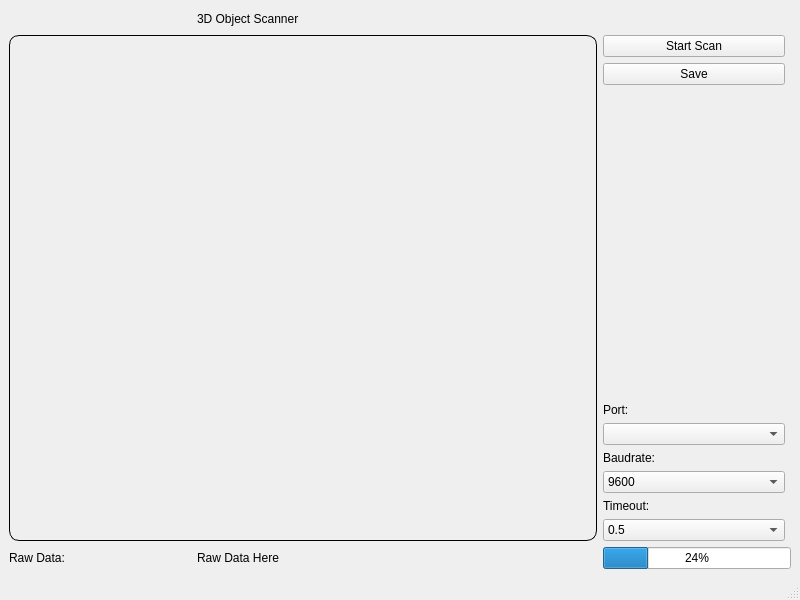
Before: the Qt Designer form Assets/scanner.ui in PMcTwist/Object-Scanner, drawn with Qt 5.
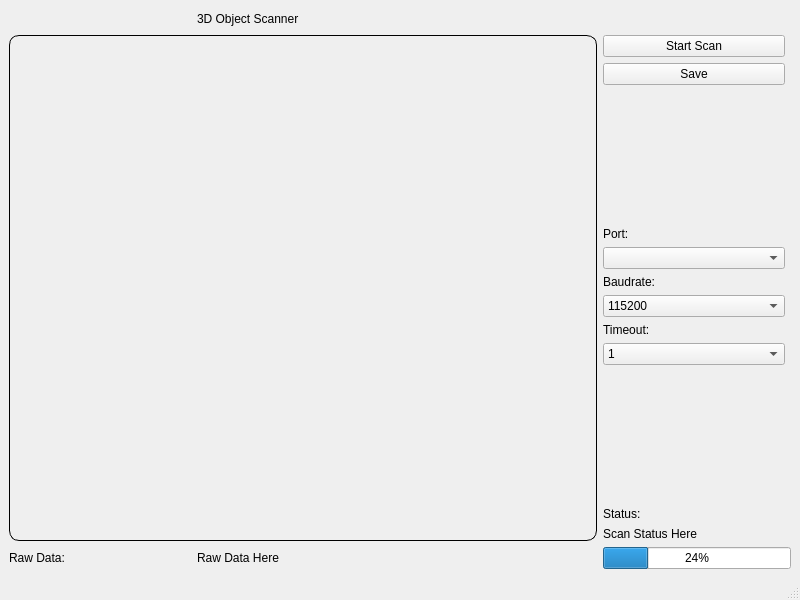
After: the same form once the commit is applied.

Commit message:
-Set the default connection settings to match to what we have the arduino set to
P@

The edit to the form file:
```diff
--- a/Assets/scanner.ui
+++ b/Assets/scanner.ui
@@ -121,7 +121,10 @@
          </widget>
         </item>
         <item>
-         <widget class="QComboBox" name="comboBox_2">
+         <widget class="QComboBox" name="baudCombo">
+          <property name="currentIndex">
+           <number>1</number>
+          </property>
           <item>
            <property name="text">
             <string>9600</string>
@@ -142,7 +145,10 @@
          </widget>
         </item>
         <item>
-         <widget class="QComboBox" name="comboBox_3">
+         <widget class="QComboBox" name="timeoutCombo">
+          <property name="currentIndex">
+           <number>1</number>
+          </property>
           <item>
            <property name="text">
             <string>0.5</string>
@@ -165,6 +171,33 @@
           </item>
          </widget>
         </item>
+        <item>
+         <spacer name="verticalSpacer_2">
+          <property name="orientation">
+           <enum>Qt::Vertical</enum>
+          </property>
+          <property name="sizeHint" stdset="0">
+           <size>
+            <width>20</width>
+            <height>40</height>
+           </size>
+          </property>
+         </spacer>
+        </item>
+        <item>
+         <widget class="QLabel" name="statusTitleLabel">
+          <property name="text">
+           <string>Status:</string>
+          </property>
+         </widget>
+        </item>
+        <item>
+         <widget class="QLabel" name="statusLabel">
+          <property name="text">
+           <string>Scan Status Here</string>
+          </property>
+         </widget>
+        </item>
        </layout>
       </item>
       <item row="2" column="0">
```
Left out of the diff: 8 changed lines with no effect on the pictures.
